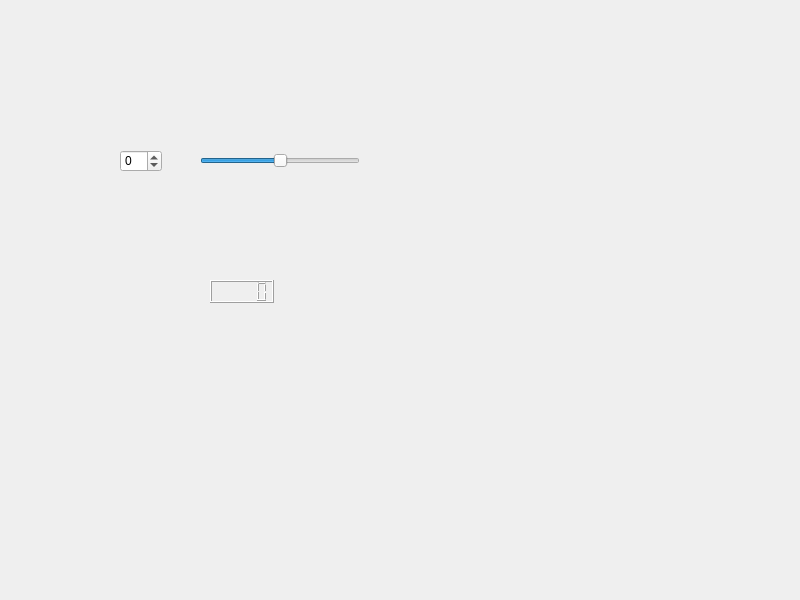
Above: widget.ui from kihochalong/spinbox before the change. Below: the same form after it.
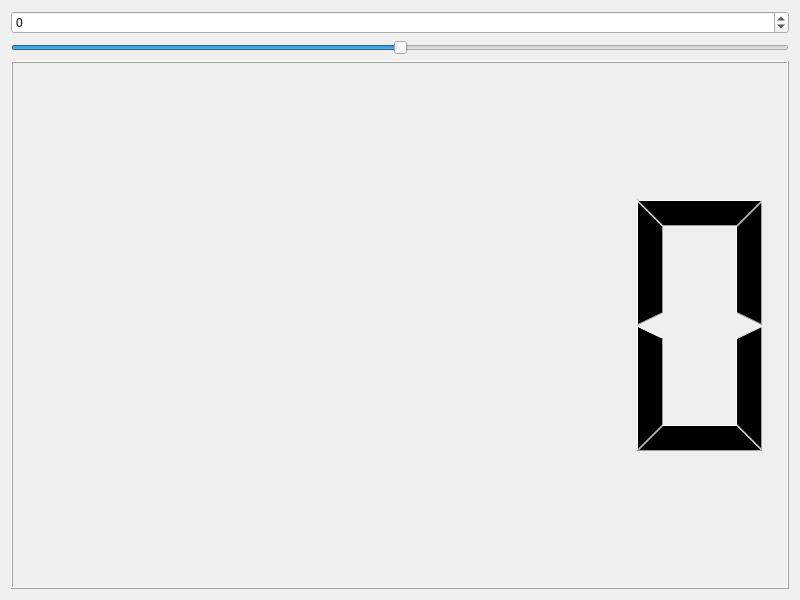
That is the form after the change.

Commit message: lst build!

What changed in the file:
```diff
--- a/widget.ui
+++ b/widget.ui
@@ -13,15 +13,11 @@
   <property name="windowTitle">
    <string>Widget</string>
   </property>
+  <layout class="QVBoxLayout" name="verticalLayout_2">
+   <item>
+    <layout class="QVBoxLayout" name="verticalLayout">
+     <item>
   <widget class="QSpinBox" name="spinBox">
-   <property name="geometry">
-    <rect>
-     <x>120</x>
-     <y>150</y>
-     <width>42</width>
-     <height>22</height>
-    </rect>
-   </property>
    <property name="minimumSize">
     <size>
      <width>42</width>
@@ -35,15 +31,9 @@
     <number>100</number>
    </property>
   </widget>
+     </item>
+     <item>
   <widget class="QSlider" name="horizontalSlider">
-   <property name="geometry">
-    <rect>
-     <x>200</x>
-     <y>150</y>
-     <width>160</width>
-     <height>22</height>
-    </rect>
-   </property>
    <property name="minimum">
     <number>-100</number>
    </property>
@@ -54,16 +44,13 @@
     <enum>Qt::Orientation::Horizontal</enum>
    </property>
   </widget>
-  <widget class="QLCDNumber" name="lcdNumber">
-   <property name="geometry">
-    <rect>
-     <x>210</x>
-     <y>280</y>
-     <width>64</width>
-     <height>23</height>
-    </rect>
-   </property>
-  </widget>
+     </item>
+     <item>
+      <widget class="QLCDNumber" name="lcdNumber"/>
+     </item>
+    </layout>
+   </item>
+  </layout>
  </widget>
  <resources/>
  <connections>
```
Lines whose indentation alone changed are shown as unchanged.
